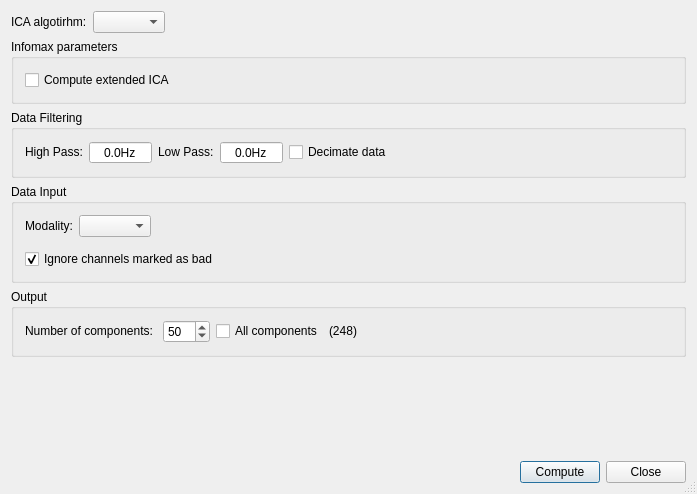
HIP-infrastructure/anywave-code, file src/plugins/icav2/ICASettings.ui: the form before one commit.
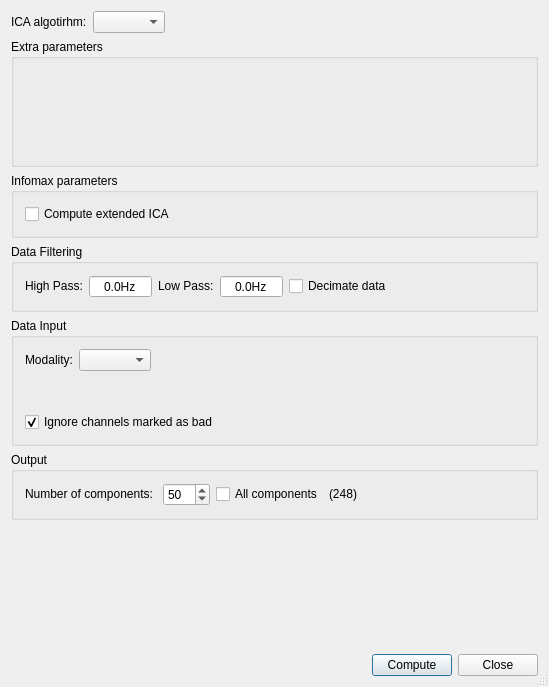
The form after the commit. Icons and pictures are not drawn. Custom widgets are drawn as their Qt base class.

```diff
--- a/src/plugins/icav2/ICASettings.ui
+++ b/src/plugins/icav2/ICASettings.ui
@@ -6,8 +6,8 @@
    <rect>
     <x>0</x>
     <y>0</y>
-    <width>697</width>
-    <height>494</height>
+    <width>549</width>
+    <height>687</height>
    </rect>
   </property>
   <property name="windowTitle">
@@ -64,6 +64,19 @@
      </item>
     </layout>
    </item>
+   <item>
+    <widget class="QGroupBox" name="groupBoxExtras">
+     <property name="sizePolicy">
+      <sizepolicy hsizetype="Expanding" vsizetype="Expanding">
+       <horstretch>0</horstretch>
+       <verstretch>0</verstretch>
+      </sizepolicy>
+     </property>
+     <property name="title">
+      <string>Extra parameters</string>
+     </property>
+    </widget>
+   </item>
    <item>
     <widget class="QGroupBox" name="groupInfomax">
      <property name="title">
```
